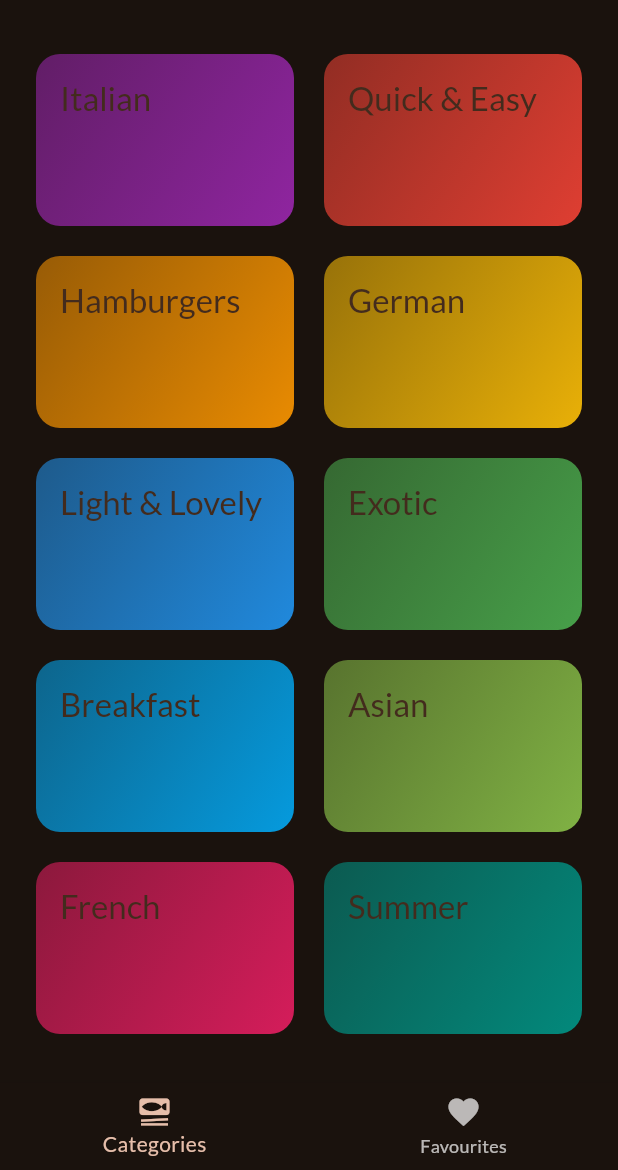
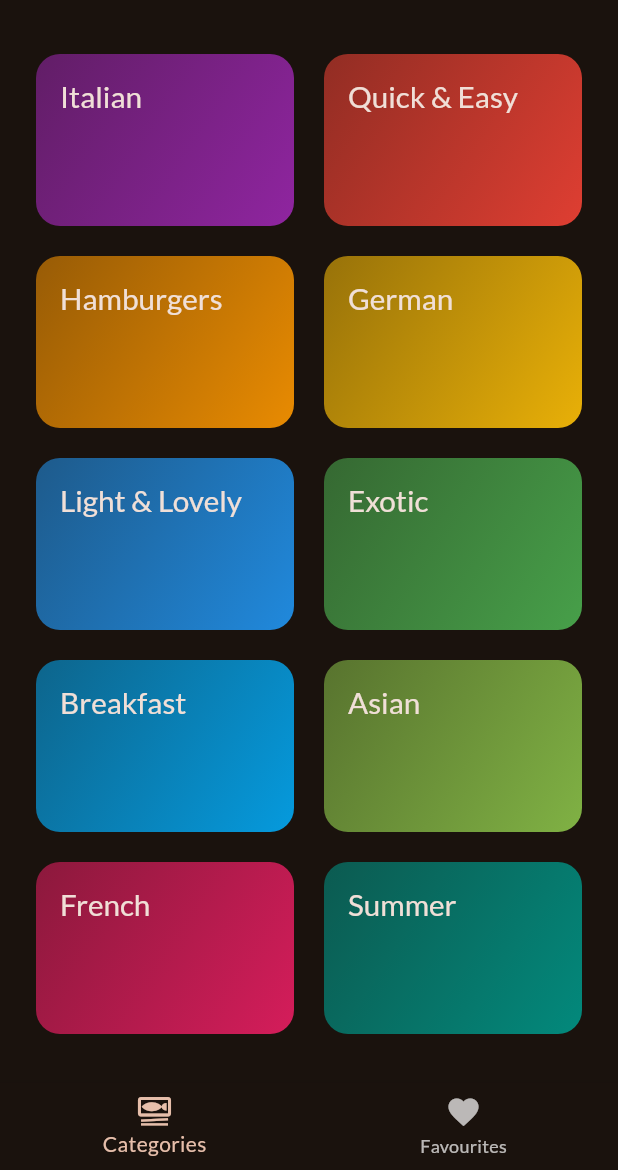
Before and after one commit to himendersharma0712/flutter-apps, a Flutter app: the screen it shows after launch, on a phone screen of 412 x 824 dp, the part 66-1236 px from its top. Run offline on Flutter 3.47's test engine with Material 3 defaults, Android fonts, the phone set to English and light mode, and no system bars; our stand-ins replace cached_network_image, card_swiper, flutter_riverpod, google_fonts, transparent_image.

Commit message:
finished the app

```diff
--- a/meals_app/lib/data/dummy_data.dart
+++ b/meals_app/lib/data/dummy_data.dart
@@ -221,7 +221,7 @@ const dummyMeals = [
     ],
     isGlutenFree: true,
     isVegan: false,
-    isVegetarian: true,
+    isVegetarian: false,
     isLactoseFree: true,
   ),
   Meal(
--- a/meals_app/lib/screens/categories.dart
+++ b/meals_app/lib/screens/categories.dart
@@ -7,11 +7,12 @@ import 'package:meals_app/widgets/category_grid_item.dart';
 
 class CategoriesScreen extends StatefulWidget {
 
-    const CategoriesScreen({super.key,
-    required this.onToggleFavourite,
-    required this.availableMeals});
+    const CategoriesScreen(
+    {super.key,
+    required this.availableMeals
+    });
 
-    final void Function(Meal meal) onToggleFavourite ;
+
     final List<Meal> availableMeals;
 
   @override
@@ -52,7 +53,7 @@ class _CategoriesScreenState extends State<CategoriesScreen> with SingleTickerPr
         builder: (ctx) => MealsScreen(
           meals: filteredMeals,
           title: category.title,
-          onToggleFavourite: widget.onToggleFavourite,)));
+          )));
     }
 
     @override
@@ -67,7 +68,9 @@ class _CategoriesScreenState extends State<CategoriesScreen> with SingleTickerPr
         mainAxisSpacing: 20
         ),
         children:
-        availableCategories.map((category) => CategoryGridItem(category: category,
+        availableCategories.map((category) =>
+        CategoryGridItem(
+        category: category,
         onSelectCategory: () { _selectCategory(context, category); },)).toList()
         ,),
         builder: (context,child) => SlideTransition(
--- a/meals_app/lib/screens/tabs.dart
+++ b/meals_app/lib/screens/tabs.dart
@@ -1,11 +1,11 @@
 import 'package:flutter/material.dart';
 import 'package:flutter_riverpod/flutter_riverpod.dart';
-import 'package:meals_app/models/meal.dart';
+import 'package:meals_app/providers/favourites_provider.dart';
+import 'package:meals_app/providers/filters_provider.dart';
 import 'package:meals_app/providers/meal_provider.dart';
 import 'package:meals_app/screens/categories.dart';
 import 'package:meals_app/screens/filters.dart';
 import 'package:meals_app/screens/meals.dart';
-
 import 'package:meals_app/widgets/main_drawer.dart';
 
 // conventionally global flutter variables are prefixed with k
@@ -32,25 +32,9 @@ class _TabsScreenState extends ConsumerState<TabsScreen> {
 
   int  _selectedPageIndex = 0;
 
-  final List<Meal> _favouriteMeals = [];
+
   Map<Filters,bool> _selectedFilters = kIntialFilters;
 
-  void _toggleMealFavouriteStatus(Meal meal){
-    final isExisting = _favouriteMeals.contains(meal);
-
-    if(isExisting){
-      // Fluttertoast.showToast(msg: 'Meal removed from favourites',toastLength: Toast.LENGTH_SHORT);
-      setState(() {
-        _favouriteMeals.remove(meal);
-      });
-    }
-    else{
-      // Fluttertoast.showToast(msg: 'Meal marked as favourite',toastLength: Toast.LENGTH_SHORT);
-      setState(() {
-         _favouriteMeals.add(meal);
-      });
-    }
-  }
 
   void _selectPage(int index){
     setState(() {
@@ -66,7 +50,7 @@ class _TabsScreenState extends ConsumerState<TabsScreen> {
       if(screen == 'filters'){
         // we will push the new screen but the result will wait for some paramaters that the RHS would return
         final result = await Navigator.of(context).push<Map<Filters,bool>>(
-          MaterialPageRoute(builder: (ctx) => FiltersScreen(currentFilters: _selectedFilters,)));
+          MaterialPageRoute(builder: (ctx) => FiltersScreen()));
 
       setState(() {
         _selectedFilters = result ?? kIntialFilters;
@@ -99,13 +83,14 @@ class _TabsScreenState extends ConsumerState<TabsScreen> {
 
     var activePageTitle = 'Categories';
     Widget activePage = CategoriesScreen(
-      onToggleFavourite: _toggleMealFavouriteStatus,
       availableMeals: availableMeals,);
 
     if(_selectedPageIndex == 1){
-      activePage = MealsScreen(meals: _favouriteMeals,
-      onToggleFavourite: _toggleMealFavouriteStatus,);
-      activePageTitle = 'Your Favourites';
+      final favouriteMeals = ref.watch(favouriteMealsProvider);
+      activePage = MealsScreen(
+      meals: favouriteMeals,
+     );
+      activePageTitle = 'Favourites';
     }
 
     return Scaffold(
@@ -119,8 +104,28 @@ class _TabsScreenState extends ConsumerState<TabsScreen> {
         onTap: _selectPage,
         currentIndex: _selectedPageIndex,
         items: [
-          BottomNavigationBarItem(icon: Icon(Icons.set_meal), label: 'Categories'),
-          BottomNavigationBarItem(icon: Icon(Icons.favorite), label: 'Favourites')
+          BottomNavigationBarItem(
+          icon: AnimatedSwitcher(
+            duration: Duration(milliseconds: 300),
+            child: Icon(Icons.set_meal_outlined, key: Key(_selectedPageIndex.toString()),),
+            transitionBuilder: (child, animation) {
+              return ScaleTransition(
+              scale: Tween(begin: 0.95,end: 1.0).animate(animation),
+              child: child,);
+            },
+            ),
+          label: 'Categories'),
+          BottomNavigationBarItem(
+            icon: AnimatedSwitcher(
+              duration: Duration(milliseconds: 300),
+              child: Icon(Icons.favorite, key: Key(_selectedPageIndex.toString()),),
+              transitionBuilder: (child, animation) {
+              return ScaleTransition(
+              scale: Tween(begin: 0.7,end: 1.0).animate(animation),
+              child: child,);
+            },
+              ),
+            label: 'Favourites')
         ],
         ),
     );
--- a/meals_app/lib/widgets/category_grid_item.dart
+++ b/meals_app/lib/widgets/category_grid_item.dart
@@ -25,16 +25,17 @@ class CategoryGridItem extends StatelessWidget {
         decoration: BoxDecoration(
           borderRadius: BorderRadius.circular(16),
           gradient: LinearGradient(colors: [
-            category.color.withOpacity(0.55),
-            category.color.withOpacity(0.9)
+            category.color.withValues(alpha: 0.55),
+            category.color.withValues(alpha: 0.9)
           ],
           begin: Alignment.topLeft,
           end: Alignment.bottomRight
           )
         ),
         child: Text(category.title,
+        textScaler: TextScaler.linear(0.9),
         style: Theme.of(context).textTheme.titleLarge!.copyWith(
-          color: Theme.of(context).colorScheme.onSecondary
+          color: Theme.of(context).colorScheme.inverseSurface
         ),
         ),
       ),
--- a/meals_app/lib/widgets/meal_item_attrib.dart
+++ b/meals_app/lib/widgets/meal_item_attrib.dart
@@ -11,8 +11,8 @@ class MealItemAttrib extends StatelessWidget {
   Widget build(BuildContext context) {
       return Row(
         children: [
-          Icon(icon, size: 17, color: Colors.white,),
-          SizedBox(width: 7,),
+          Icon(icon, size: 12, color: Colors.white,),
+          SizedBox(width: 4,),
           Text(
             label,
             style: TextStyle(
```
Also changed, not shown: meals_app/lib/providers/favourites_provider.dart (added, +30 -0 lines), meals_app/lib/providers/filters_provider.dart (added, +31 -0 lines), meals_app/lib/screens/filters.dart (+10 -18 lines), meals_app/lib/screens/meal_details.dart (+41 -13 lines), meals_app/lib/screens/meals.dart (+4 -4 lines), meals_app/lib/widgets/meal_item.dart (+9 -6 lines).
